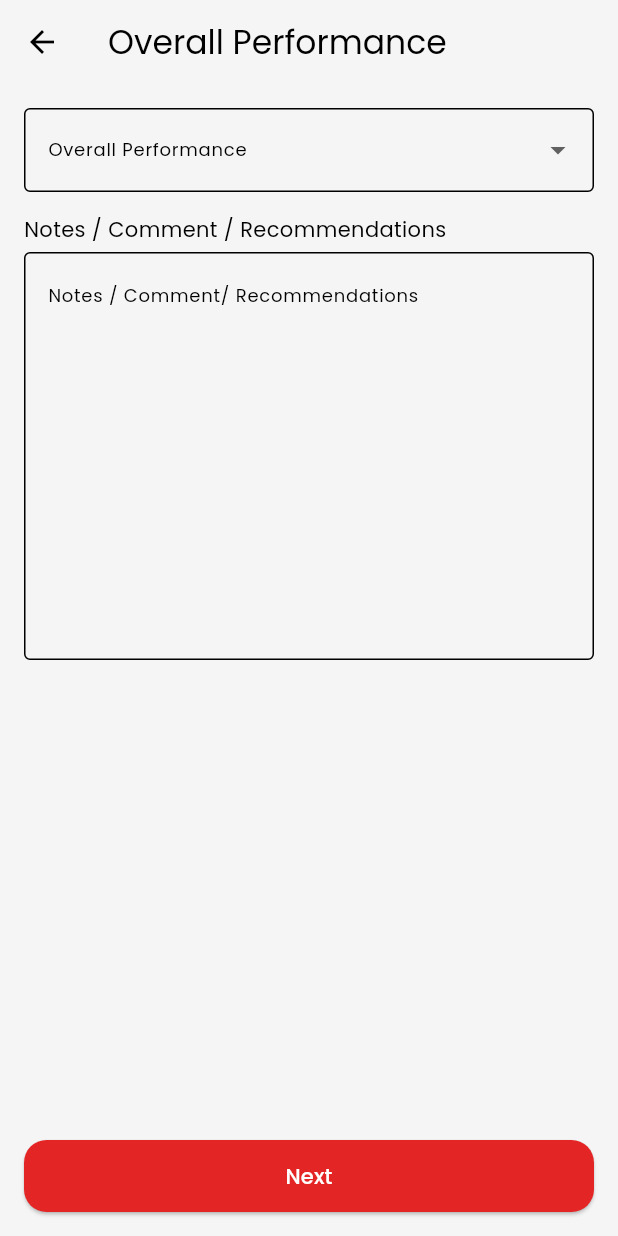
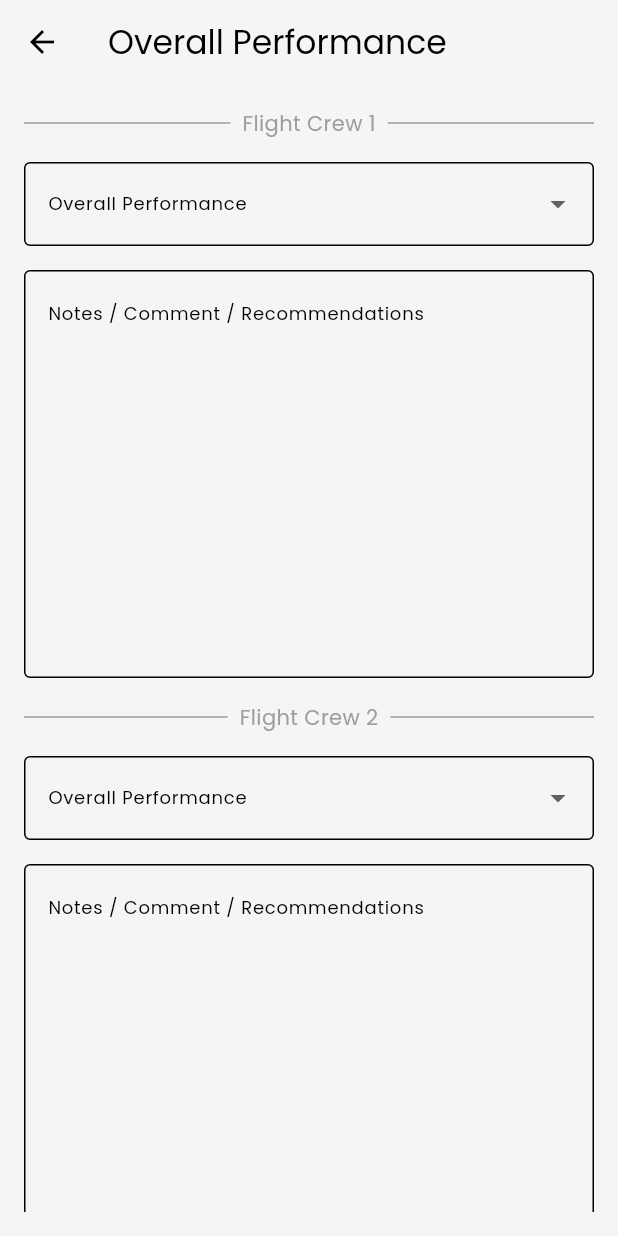
Before and after one commit to YosuaPWH/ts_one, a Flutter app: the NewAssessmentHumanFactorMatthew screen opened directly with empty values, after a tap on "Next", on a phone screen of 412 x 824 dp. Run offline on Flutter 3.47's test engine with Material 2 defaults, Android fonts, the phone set to English and light mode, and no system bars; our stand-ins replace cloud_firestore, email_validator, firebase_auth, firebase_core, flutter_expandable_fab, flutter_typeahead and 7 more; missing offline and left inert: googleapis; accounts and stored records are empty; generated files the repository leaves out were written again.

Commit message:
Update on new assessment overall performance UI
Now the screen shows overall performance for both flight crews.

Overall performance score will be automatically generated and user still has access to change the score.

```diff
--- a/lib/data/assessments/new_assessment.dart
+++ b/lib/data/assessments/new_assessment.dart
@@ -123,6 +123,7 @@ class NewAssessment with ChangeNotifier {
         "sessionDetails1: $sessionDetails1, sessionDetails2: $sessionDetails2, "
         "assessmentFlightDetails1: $assessmentFlightDetails1, assessmentFlightDetails2: $assessmentFlightDetails2, "
         "assessmentVariablesFlights1: $assessmentVariablesFlights1, assessmentVariablesFlights2: $assessmentVariablesFlights2, "
-        "assessmentVariablesFlightsHumanFactor1: $assessmentVariablesFlightsHumanFactor1, assessmentVariablesFlightsHumanFactor2: $assessmentVariablesFlightsHumanFactor2";
+        "assessmentVariablesFlightsHumanFactor1: $assessmentVariablesFlightsHumanFactor1, assessmentVariablesFlightsHumanFactor2: $assessmentVariablesFlightsHumanFactor2, "
+        "overallPerformance1: $overallPerformance1, overallPerformance2: $overallPerformance2";
   }
 }
--- a/lib/presentation/routes.dart
+++ b/lib/presentation/routes.dart
@@ -135,16 +135,14 @@ class AppRoutes {
         );
 
       case NamedRoute.newAssessmentDeclaration:
-        final arguments = settings.arguments as Map<String, dynamic>;
-        final dataAssessmentCandidate = arguments['dataAssessmentCandidate'] as NewAssessment;
-        final dataAssessmentFlightDetails = arguments['dataAssessmentFlightDetails'] as AssessmentFlightDetails;
-        final dataAssessmentVariablesFirst = arguments['dataAssessmentVariablesFirst'] as Map<AssessmentVariables, Map<String, String>>;
+        // final arguments = settings.arguments as Map<String, dynamic>;
+        // final dataAssessmentCandidate = arguments['dataAssessmentCandidate'] as NewAssessment;
+        // final dataAssessmentFlightDetails = arguments['dataAssessmentFlightDetails'] as AssessmentFlightDetails;
+        // final dataAssessmentVariablesFirst = arguments['dataAssessmentVariablesFirst'] as Map<AssessmentVariables, Map<String, String>>;
 
         return MaterialPageRoute<void>(
           builder: (context) => NewAssessmentDeclaration(
-            dataAssessmentCandidate: dataAssessmentCandidate,
-            dataAssessmentFlightDetails: dataAssessmentFlightDetails,
-            dataAssessmentVariablesFirst: dataAssessmentVariablesFirst,
+            dataAssessmentCandidate: settings.arguments as NewAssessment,
           ),
           settings: settings,
         );
--- a/lib/presentation/view/assessment/new_assessment_declaration.dart
+++ b/lib/presentation/view/assessment/new_assessment_declaration.dart
@@ -10,12 +10,10 @@ import 'package:ts_one/presentation/routes.dart';
 import 'package:ts_one/presentation/theme.dart';
 
 class NewAssessmentDeclaration extends StatefulWidget {
-  const NewAssessmentDeclaration(
-      {super.key, required this.dataAssessmentCandidate, required this.dataAssessmentFlightDetails, required this.dataAssessmentVariablesFirst});
+  const NewAssessmentDeclaration
+      ({super.key, required this.dataAssessmentCandidate});
 
   final NewAssessment dataAssessmentCandidate;
-  final AssessmentFlightDetails dataAssessmentFlightDetails;
-  final Map<AssessmentVariables, Map<String, String>> dataAssessmentVariablesFirst;
 
   @override
   State<NewAssessmentDeclaration> createState() => _NewAssessmentDeclarationState();
@@ -57,8 +55,6 @@ class _NewAssessmentDeclarationState extends State<NewAssessmentDeclaration> wit
   @override
   Widget build(BuildContext context) {
     debugPrint("dataCandidate: ${widget.dataAssessmentCandidate}");
-    debugPrint("dataFlightDetails: ${widget.dataAssessmentFlightDetails}");
-    debugPrint("dataVariables: ${widget.dataAssessmentVariablesFirst}");
 
     return Scaffold(
       appBar: AppBar(
--- a/lib/presentation/view/assessment/new_assessment_overall_performance.dart
+++ b/lib/presentation/view/assessment/new_assessment_overall_performance.dart
@@ -1,10 +1,14 @@
+import 'dart:developer';
+
 import 'package:flutter/material.dart';
+import 'package:provider/provider.dart';
 import 'package:ts_one/data/assessments/assessment_flight_details.dart';
 import 'package:ts_one/data/assessments/assessment_variables.dart';
 import 'package:ts_one/data/assessments/new_assessment.dart';
 import 'package:ts_one/presentation/routes.dart';
 import 'package:ts_one/presentation/shared_components/dropdown_button_form_component.dart';
 import 'package:ts_one/presentation/theme.dart';
+import 'package:ts_one/presentation/view_model/assessment_viewmodel.dart';
 
 class NewAssessmentOverallPerformance extends StatefulWidget {
   const NewAssessmentOverallPerformance({
@@ -19,6 +23,28 @@ class NewAssessmentOverallPerformance extends StatefulWidget {
 }
 
 class _NewAssessmentOverallPerformanceState extends State<NewAssessmentOverallPerformance> {
+  late AssessmentViewModel viewModel;
+  late NewAssessment _newAssessment;
+
+  @override
+  void initState() {
+    viewModel = Provider.of<AssessmentViewModel>(context, listen: false);
+    _newAssessment = widget.dataCandidate;
+
+    WidgetsBinding.instance.addPostFrameCallback((_) {
+      calculateOverallPerformance();
+    });
+
+    super.initState();
+  }
+
+  void calculateOverallPerformance() {
+    _newAssessment.setOverallPerformance1();
+    _newAssessment.setOverallPerformance2();
+    print("Overall Performance 1: ${_newAssessment.overallPerformance1}");
+    print("Overall Performance 2: ${_newAssessment.overallPerformance2}");
+  }
+
   @override
   Widget build(BuildContext context) {
     return Scaffold(
@@ -27,13 +53,149 @@ class _NewAssessmentOverallPerformanceState extends State<NewAssessmentOverallPe
           "Overall Performance",
         ),
       ),
-      bottomNavigationBar: Padding(
+      body: Padding(
         padding: const EdgeInsets.all(16),
+        child: SingleChildScrollView(
+          child: Column(
+            children: [
+              // Flight Crew 1
+              const Padding(
+                padding: EdgeInsets.only(bottom: 16.0),
+                child: Row(
+                  children: <Widget>[
+                    Expanded(
+                      child: Divider(
+                        color: Colors.grey,
+                      ),
+                    ),
+                    Padding(
+                      padding: EdgeInsets.symmetric(horizontal: 8.0),
+                      child: Text(
+                        'Flight Crew 1',
+                        style: TextStyle(color: Colors.grey),
+                      ),
+                    ),
+                    Expanded(
+                      child: Divider(
+                        color: Colors.grey,
+                      ),
+                    ),
+                  ],
+                ),
+              ),
+              Padding(
+                padding: const EdgeInsets.only(bottom: 16.0),
+                child: DropdownButtonFormField(
+                  decoration: const InputDecoration(
+                      border: OutlineInputBorder(),
+                      hintMaxLines: 1,
+                      label: Text(
+                        "Overall Performance",
+                        style: TextStyle(
+                          fontSize: 12,
+                        ),
+                      )),
+                  value: _newAssessment.overallPerformance1.round(),
+                  items: AssessmentVariables.markerList
+                      .map((e) => DropdownMenuItem(
+                            value: e,
+                            child: Text(
+                              e.toString(),
+                              style: const TextStyle(fontSize: 12),
+                            ),
+                          ))
+                      .toList(),
+                  onChanged: (value) {
+                    setState(() {
+                      _newAssessment.overallPerformance1 = value as double;
+                    });
+                  },
+                ),
+              ),
+              const TextField(
+                keyboardType: TextInputType.multiline,
+                maxLines: null,
+                minLines: 10,
+                decoration: InputDecoration(
+                  border: OutlineInputBorder(),
+                  hintText: "Notes / Comment / Recommendations",
+                  hintStyle: TextStyle(fontSize: 12),
+                ),
+              ),
+
+              // flight crew 2
+              const Padding(
+                padding: EdgeInsets.only(top: 16.0, bottom: 16.0),
+                child: Row(
+                  children: <Widget>[
+                    Expanded(
+                      child: Divider(
+                        color: Colors.grey,
+                      ),
+                    ),
+                    Padding(
+                      padding: EdgeInsets.symmetric(horizontal: 8.0),
+                      child: Text(
+                        'Flight Crew 2',
+                        style: TextStyle(color: Colors.grey),
+                      ),
+                    ),
+                    Expanded(
+                      child: Divider(
+                        color: Colors.grey,
+                      ),
+                    ),
+                  ],
+                ),
+              ),
+              Padding(
+                padding: const EdgeInsets.only(bottom: 16.0),
+                child: DropdownButtonFormField(
+                  decoration: const InputDecoration(
+                      border: OutlineInputBorder(),
+                      hintMaxLines: 1,
+                      label: Text(
+                        "Overall Performance",
+                        style: TextStyle(
+                          fontSize: 12,
+                        ),
+                      )),
+                  value: _newAssessment.overallPerformance2.round(),
+                  items: AssessmentVariables.markerList
+                      .map((e) => DropdownMenuItem(
+                    value: e,
+                    child: Text(
+                      e.toString(),
+                      style: const TextStyle(fontSize: 12),
+                    ),
+                  ))
+                      .toList(),
+                  onChanged: (value) {
+                    setState(() {
+                      _newAssessment.overallPerformance2 = value as double;
+                    });
+                  },
+                ),
+              ),
+              const TextField(
+                keyboardType: TextInputType.multiline,
+                maxLines: null,
+                minLines: 10,
+                decoration: InputDecoration(
+                  border: OutlineInputBorder(),
+                  hintText: "Notes / Comment / Recommendations",
+                  hintStyle: TextStyle(fontSize: 12),
+                ),
+              ),
+              Padding(
+                padding: const EdgeInsets.only(top: 16.0),
                 child: ElevatedButton(
                   onPressed: () {
-            Navigator.pushNamed(context, NamedRoute.newAssessmentDeclaration, arguments: {
-              'dataAssessmentCandidate': widget.dataCandidate,
-            });
+                    Navigator.pushNamed(
+                        context,
+                        NamedRoute.newAssessmentDeclaration,
+                        arguments: _newAssessment
+                    );
                   },
                   style: ElevatedButton.styleFrom(
                       shape: RoundedRectangleBorder(
@@ -53,33 +215,8 @@ class _NewAssessmentOverallPerformanceState extends State<NewAssessmentOverallPe
                   ),
                 ),
               ),
-      body: Padding(
-        padding: const EdgeInsets.all(16),
-        child: Column(
-          children: [
-            DropdownButtonFormComponent(
-              label: "Overall Performance",
-              isDisabled: false,
-              onValueChanged: (newValue) {},
+            ],
           ),
-            const Padding(
-              padding: EdgeInsets.only(top: 15, bottom: 5),
-              child: Align(
-                alignment: Alignment.centerLeft,
-                child: Text("Notes / Comment / Recommendations"),
-              ),
-            ),
-            const TextField(
-              keyboardType: TextInputType.multiline,
-              maxLines: null,
-              minLines: 10,
-              decoration: InputDecoration(
-                border: OutlineInputBorder(),
-                hintText: "Notes / Comment/ Recommendations",
-                hintStyle: TextStyle(fontSize: 12),
-              ),
-            )
-          ],
         ),
       ),
     );
```
Lines whose indentation alone changed are shown as unchanged.
